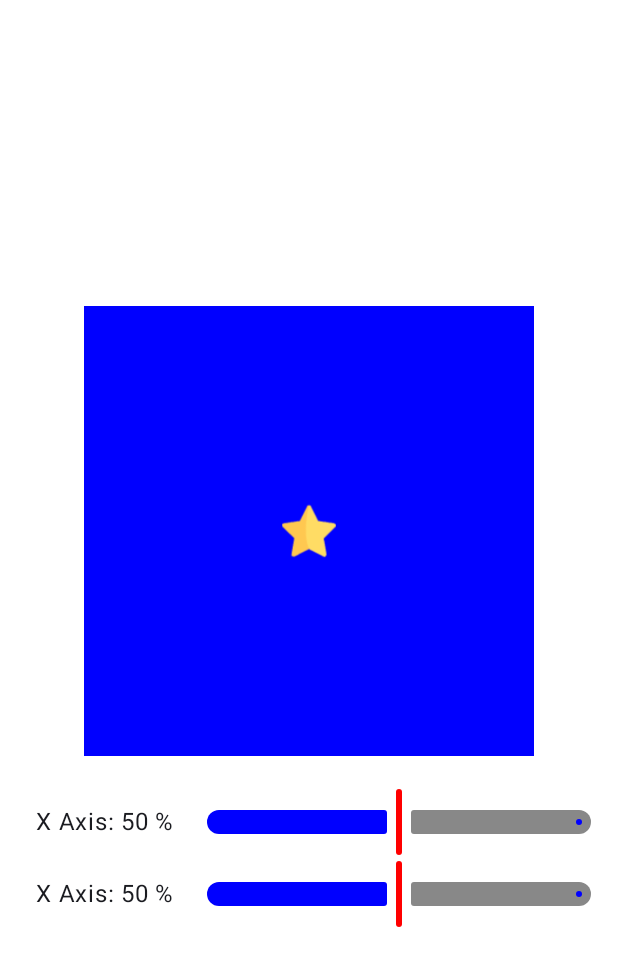
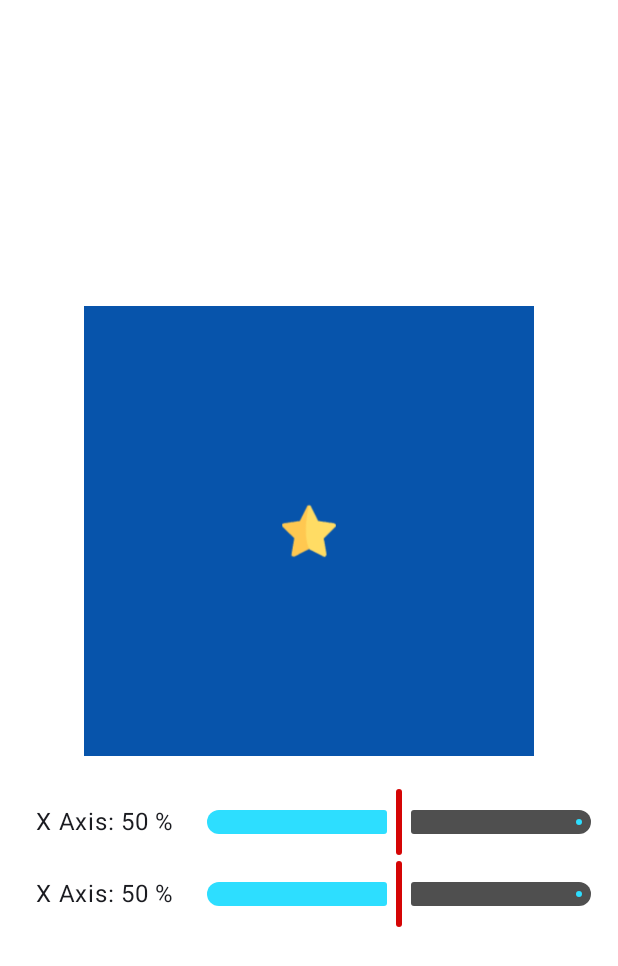
Before and after one commit to anastasiya-kliushkina/coordplot-kodeco, an Android app built with Jetpack Compose: the screen it shows after launch (MainActivity), on a phone screen of 412 x 824 dp. Shown: the top 966 px of the screen. Run offline under Robolectric (Android 15) with nearby library versions, the phone set to English and light mode, and no system bars.

Commit message:
Updated theme and colors

```diff
--- a/app/src/main/java/com/kodeco/android/coordplot/MainActivity.kt
+++ b/app/src/main/java/com/kodeco/android/coordplot/MainActivity.kt
@@ -3,33 +3,17 @@ package com.kodeco.android.coordplot
 import android.os.Bundle
 import androidx.activity.ComponentActivity
 import androidx.activity.compose.setContent
-import androidx.compose.foundation.background
-import androidx.compose.foundation.layout.Arrangement
-import androidx.compose.foundation.layout.Box
-import androidx.compose.foundation.layout.Column
-import androidx.compose.foundation.layout.Spacer
 import androidx.compose.foundation.layout.fillMaxSize
-import androidx.compose.foundation.layout.height
-import androidx.compose.foundation.layout.offset
-import androidx.compose.foundation.layout.size
-import androidx.compose.foundation.shape.CircleShape
-import androidx.compose.material.Slider
 import androidx.compose.material3.Surface
-import androidx.compose.runtime.Composable
-import androidx.compose.runtime.*
-import androidx.compose.ui.Alignment
 import androidx.compose.ui.Modifier
-import androidx.compose.ui.draw.clip
 import androidx.compose.ui.graphics.Color
-import androidx.compose.ui.tooling.preview.Preview
-import androidx.compose.ui.unit.dp
-import com.kodeco.android.coordplot.ui.theme.MyApplicationTheme
+import com.kodeco.android.coordplot.ui.theme.CoordplotTheme
 
 class MainActivity : ComponentActivity() {
     override fun onCreate(savedInstanceState: Bundle?) {
         super.onCreate(savedInstanceState)
         setContent {
-            MyApplicationTheme {
+            CoordplotTheme {
                 Surface(
                     modifier = Modifier.fillMaxSize(),
                     color = Color.White
--- a/app/src/main/java/com/kodeco/android/coordplot/Map.kt
+++ b/app/src/main/java/com/kodeco/android/coordplot/Map.kt
@@ -5,22 +5,20 @@ import androidx.compose.foundation.background
 import androidx.compose.foundation.layout.Box
 import androidx.compose.foundation.layout.offset
 import androidx.compose.foundation.layout.size
-import androidx.compose.foundation.shape.CircleShape
 import androidx.compose.runtime.Composable
 import androidx.compose.ui.Modifier
-import androidx.compose.ui.draw.clip
-import androidx.compose.ui.graphics.Color
 import androidx.compose.ui.res.painterResource
 import androidx.compose.ui.tooling.preview.Preview
 import androidx.compose.ui.unit.dp
-import com.kodeco.android.coordplot.ui.theme.MyApplicationTheme
+import com.kodeco.android.coordplot.ui.theme.Blue40
+import com.kodeco.android.coordplot.ui.theme.CoordplotTheme
 
 @Composable
 fun Map(xPercent: Float, yPercent: Float, modifier: Modifier = Modifier) {
     Box(
         modifier
             .size(300.dp)
-            .background(Color.Blue)
+            .background(color = Blue40)
     ) {
         Image(
             painter = painterResource(id = R.drawable.star_icon),
@@ -35,7 +33,7 @@ fun Map(xPercent: Float, yPercent: Float, modifier: Modifier = Modifier) {
 @Preview(showBackground = true)
 @Composable
 fun MapPreview() {
-    MyApplicationTheme {
+    CoordplotTheme {
         Map(xPercent = 0.4f, yPercent = 0.8f)
     }
 }
--- a/app/src/main/java/com/kodeco/android/coordplot/MapSlider.kt
+++ b/app/src/main/java/com/kodeco/android/coordplot/MapSlider.kt
@@ -15,7 +15,7 @@ import androidx.compose.ui.Modifier
 import androidx.compose.ui.res.stringResource
 import androidx.compose.ui.tooling.preview.Preview
 import androidx.compose.ui.unit.dp
-import com.kodeco.android.coordplot.ui.theme.MyApplicationTheme
+import com.kodeco.android.coordplot.ui.theme.CoordplotTheme
 
 @Composable
 fun MapSlider(
@@ -51,7 +51,7 @@ fun MapSlider(
 @Preview(showBackground = true)
 @Composable
 fun MapSliderPreview() {
-    MyApplicationTheme {
+    CoordplotTheme {
         MapSlider(R.string.x_axis_text, 0.7f, onPercentageChange = { it })
     }
 }
--- a/app/src/main/java/com/kodeco/android/coordplot/PlotSurface.kt
+++ b/app/src/main/java/com/kodeco/android/coordplot/PlotSurface.kt
@@ -13,7 +13,7 @@ import androidx.compose.ui.Alignment
 import androidx.compose.ui.Modifier
 import androidx.compose.ui.tooling.preview.Preview
 import androidx.compose.ui.unit.dp
-import com.kodeco.android.coordplot.ui.theme.MyApplicationTheme
+import com.kodeco.android.coordplot.ui.theme.CoordplotTheme
 
 @Composable
 fun PlotSurface() {
@@ -47,7 +47,7 @@ fun PlotSurface() {
 @Preview(showBackground = true)
 @Composable
 fun PlotSurfacePreview() {
-    MyApplicationTheme {
+    CoordplotTheme {
         PlotSurface()
     }
 }
--- a/app/src/main/java/com/kodeco/android/coordplot/SliderXY.kt
+++ b/app/src/main/java/com/kodeco/android/coordplot/SliderXY.kt
@@ -3,9 +3,11 @@ package com.kodeco.android.coordplot
 import androidx.compose.material3.Slider
 import androidx.compose.material3.SliderDefaults
 import androidx.compose.runtime.Composable
-import androidx.compose.ui.graphics.Color
 import androidx.compose.ui.tooling.preview.Preview
-import com.kodeco.android.coordplot.ui.theme.MyApplicationTheme
+import com.kodeco.android.coordplot.ui.theme.BlueGrey40
+import com.kodeco.android.coordplot.ui.theme.CoordplotTheme
+import com.kodeco.android.coordplot.ui.theme.Red40
+import com.kodeco.android.coordplot.ui.theme.Teal40
 
 @Composable
 fun SliderXY(
@@ -17,9 +19,9 @@ fun SliderXY(
         valueRange = 0f..1f,
         onValueChange = valueChanged,
         colors = SliderDefaults.colors(
-            thumbColor = Color.Red,
-            activeTrackColor = Color.Blue,
-            inactiveTrackColor = Color.Gray,
+            thumbColor = Red40,
+            activeTrackColor = Teal40,
+            inactiveTrackColor = BlueGrey40,
         )
     )
 }
@@ -27,7 +29,7 @@ fun SliderXY(
 @Preview(showBackground = true)
 @Composable
 fun SliderXYPreview() {
-    MyApplicationTheme {
+    CoordplotTheme {
         SliderXY(0.7f, valueChanged = { it })
     }
 }
--- a/app/src/main/java/com/kodeco/android/coordplot/ui/theme/Color.kt
+++ b/app/src/main/java/com/kodeco/android/coordplot/ui/theme/Color.kt
@@ -2,10 +2,12 @@ package com.kodeco.android.coordplot.ui.theme
 
 import androidx.compose.ui.graphics.Color
 
-val Purple80 = Color(0xFFD0BCFF)
-val PurpleGrey80 = Color(0xFFCCC2DC)
-val Pink80 = Color(0xFFEFB8C8)
+val Blue80 = Color(0xFF4B78AB)
+val BlueGrey80 = Color(0xFF808080)
+val Teal80 = Color(0xFF6FD5D5)
+val Red80 = Color(0xFFD55A5A)
 
-val Purple40 = Color(0xFF6650a4)
-val PurpleGrey40 = Color(0xFF625b71)
-val Pink40 = Color(0xFF7D5260)
+val Blue40 = Color(0xFF0754AB)
+val BlueGrey40 = Color(0xFF4F4F4F)
+val Teal40 = Color(0xFF2DDEFF)
+val Red40 = Color(0xFFD50505)
--- a/app/src/main/java/com/kodeco/android/coordplot/ui/theme/Theme.kt
+++ b/app/src/main/java/com/kodeco/android/coordplot/ui/theme/Theme.kt
@@ -16,15 +16,15 @@ import androidx.compose.ui.platform.LocalView
 import androidx.core.view.WindowCompat
 
 private val DarkColorScheme = darkColorScheme(
-    primary = Purple80,
-    secondary = PurpleGrey80,
-    tertiary = Pink80
+    primary = Blue80,
+    secondary = BlueGrey80,
+    tertiary = Teal80
 )
 
 private val LightColorScheme = lightColorScheme(
-    primary = Purple40,
-    secondary = PurpleGrey40,
-    tertiary = Pink40
+    primary = Blue40,
+    secondary = BlueGrey40,
+    tertiary = Teal40
 
     /* Other default colors to override
     background = Color(0xFFFFFBFE),
@@ -38,7 +38,7 @@ private val LightColorScheme = lightColorScheme(
 )
 
 @Composable
-fun MyApplicationTheme(
+fun CoordplotTheme(
     darkTheme: Boolean = isSystemInDarkTheme(),
     // Dynamic color is available on Android 12+
     dynamicColor: Boolean = true,
```
